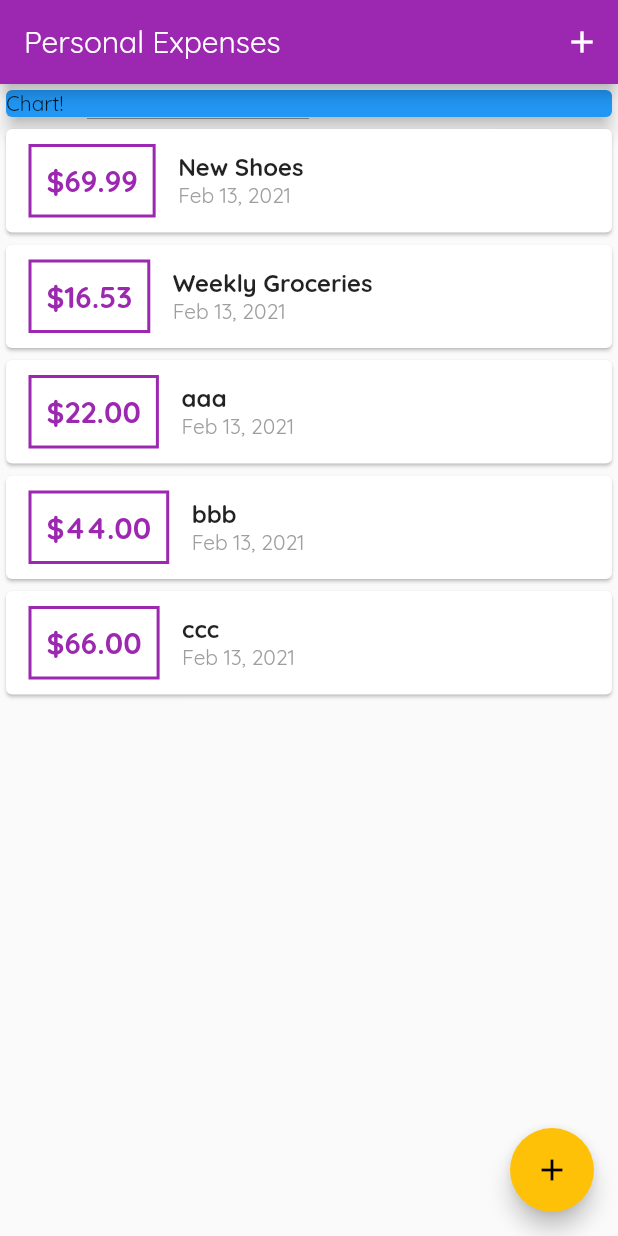
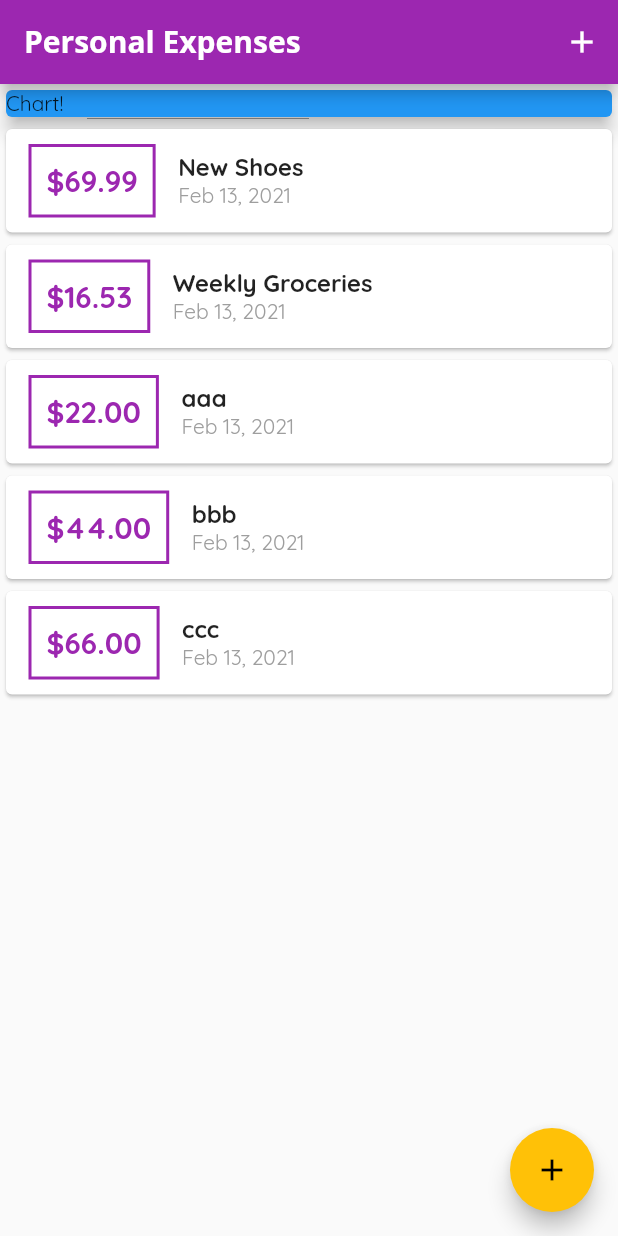
Before and after one commit to a7md0/FlutterPersonalExpenses, a Flutter app: the screen it shows after launch, on a phone screen of 412 x 824 dp. Run offline on Flutter 3.47's test engine with Material 2 defaults, Android fonts, the phone set to English and light mode, and no system bars.

Commit message:
Apply global style for app bar title

```diff
--- a/lib/main.dart
+++ b/lib/main.dart
@@ -15,6 +15,15 @@ class MyApp extends StatelessWidget {
         primarySwatch: Colors.purple,
         accentColor: Colors.amber,
         fontFamily: 'Quicksand',
+        appBarTheme: AppBarTheme(
+          textTheme: ThemeData.light().textTheme.copyWith(
+                headline6: TextStyle(
+                  fontFamily: 'OpenSans',
+                  fontSize: 20,
+                  fontWeight: FontWeight.bold,
+                ),
+              ),
+        ),
       ),
       home: MyHomePage(),
     );
```
